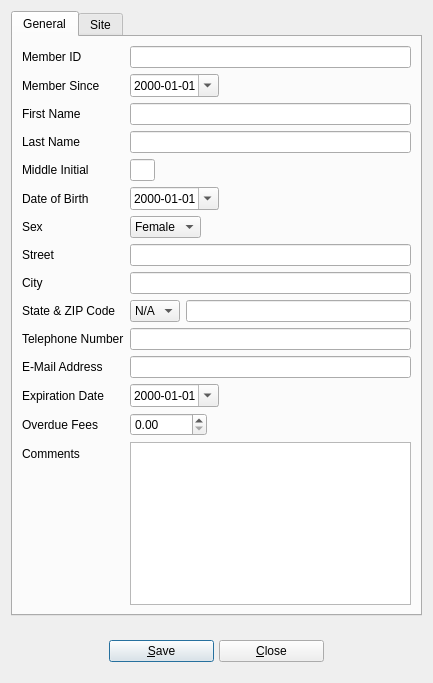
The window that userinfo.ui (textbrowser/biblioteq) describes before a commit, drawn with Qt 5.
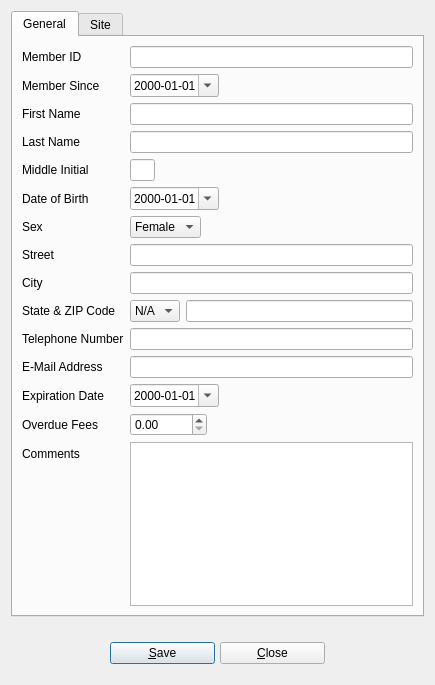
The same window after the commit. Icons and pictures are not drawn.

The edit to the form file:
```diff
--- a/userinfo.ui
+++ b/userinfo.ui
@@ -6,8 +6,8 @@
    <rect>
     <x>0</x>
     <y>0</y>
-    <width>433</width>
-    <height>683</height>
+    <width>435</width>
+    <height>685</height>
    </rect>
   </property>
   <property name="windowTitle">
```
